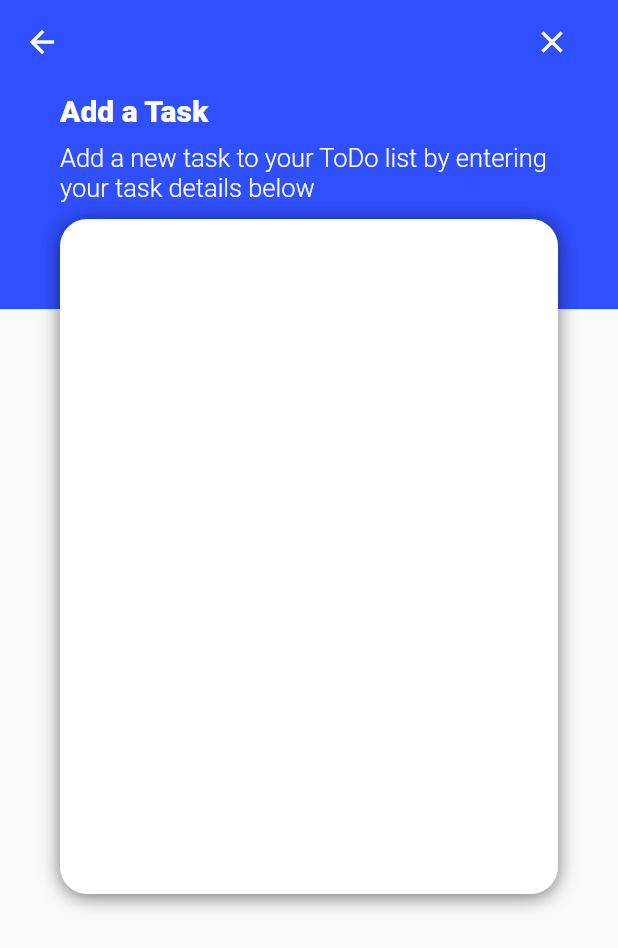
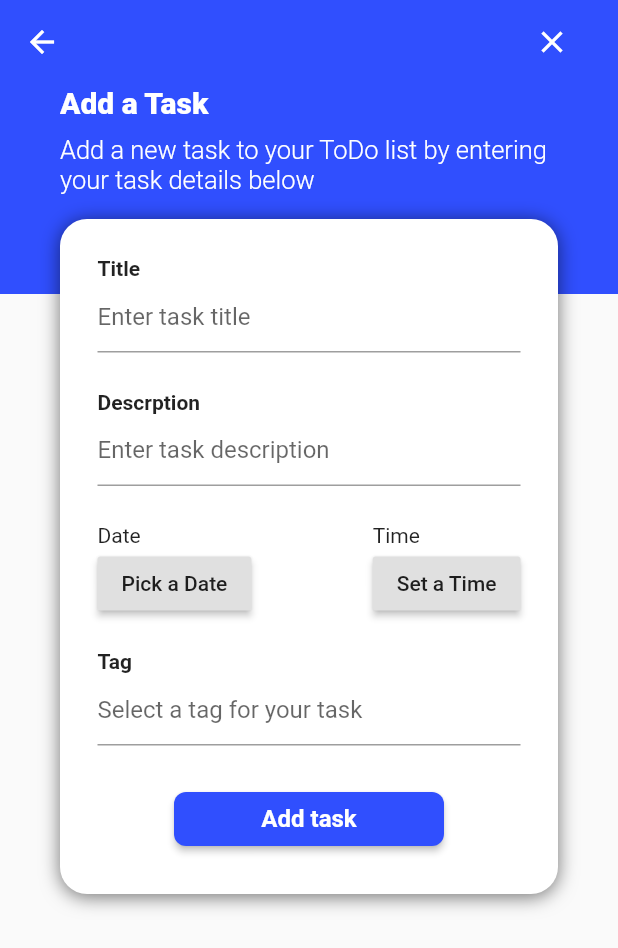
Before and after one commit to 4syncTeam/todo-app, a Flutter app: the AddTask screen opened by its route, on a phone screen of 412 x 824 dp. Shown: the top 948 px of the screen. Run offline on Flutter 3.47's test engine with Material 2 defaults, Android fonts, the phone set to English and light mode, and no system bars; our stand-ins replace cloud_firestore, firebase_core; accounts and stored records are empty.

Commit message:
Entry section for tasks detail (not complete)

```diff
--- a/lib/screens/add_task_screen.dart/body.dart
+++ b/lib/screens/add_task_screen.dart/body.dart
@@ -1,13 +1,18 @@
 import 'package:flutter/material.dart';
+import 'package:todo_app/screens/add_task_screen.dart/widget/task_detail.dart';
 
 class AddTaskBody extends StatelessWidget {
   @override
   Widget build(BuildContext context) {
-    return Stack(
+    return SingleChildScrollView(
+      child: Padding(
+        padding:
+            EdgeInsets.only(bottom: MediaQuery.of(context).viewInsets.bottom),
+        child: Stack(
           children: <Widget>[
             Container(
               width: double.infinity,
-          height: 150,
+              height: 140,
               decoration: BoxDecoration(
                 color: Colors.indigoAccent[700],
               ),
@@ -39,25 +44,12 @@ class AddTaskBody extends StatelessWidget {
               ),
             ),
             Padding(
-          // padding: const EdgeInsets.fromLTRB(35, 95, 0, 30),
               padding: EdgeInsets.symmetric(horizontal: 40, vertical: 90),
-          child: Container(
-            height: 450,
-            width: 350,
-            decoration: BoxDecoration(
-              color: Colors.white,
-              borderRadius: BorderRadius.circular(18.0),
-              boxShadow: [
-                BoxShadow(
-                  color: Colors.black54,
-                  blurRadius: 10.0,
-                  offset: Offset(0.0, 1.5),
+              child: TaskDetail(),
             ),
           ],
         ),
       ),
-        ),
-      ],
     );
   }
 }
--- /dev/null
+++ b/lib/screens/add_task_screen.dart/widget/task_detail.dart
@@ -0,0 +1,110 @@
+import 'package:flutter/material.dart';
+
+class TaskDetail extends StatelessWidget {
+  @override
+  Widget build(BuildContext context) {
+    return Container(
+      height: 450,
+      width: 350,
+      decoration: BoxDecoration(
+        color: Colors.white,
+        borderRadius: BorderRadius.circular(18.0),
+        boxShadow: [
+          BoxShadow(
+            color: Colors.black54,
+            blurRadius: 10.0,
+            offset: Offset(0.0, 1.5),
+          ),
+        ],
+      ),
+      child: Padding(
+        padding: const EdgeInsets.all(25.0),
+        child: Column(
+          children: <Widget>[
+            entrySection('Title', 'Enter task title'),
+            SizedBox(height: 25),
+            entrySection('Descrption', 'Enter task description'),
+            SizedBox(height: 25),
+            Row(
+              mainAxisAlignment: MainAxisAlignment.spaceBetween,
+              children: <Widget>[
+                Column(
+                  crossAxisAlignment: CrossAxisAlignment.start,
+                  children: <Widget>[
+                    Text('Date'),
+                    RaisedButton(
+                      onPressed: () {
+                        showDatePicker(
+                          context: context,
+                          initialDate: DateTime.now(),
+                          firstDate: DateTime(2019),
+                          lastDate: DateTime(2020),
+                        );
+                      },
+                      child: Text('Pick a Date'),
+                    ),
+                  ],
+                ),
+                Column(
+                  crossAxisAlignment: CrossAxisAlignment.start,
+                  children: <Widget>[
+                    Text('Time'),
+                    RaisedButton(
+                      onPressed: () {
+                        showDatePicker(
+                          context: context,
+                          initialDate: DateTime.now(),
+                          firstDate: DateTime(2019),
+                          lastDate: DateTime(2020),
+                        );
+                      },
+                      child: Text('Set a Time'),
+                    ),
+                  ],
+                ),
+              ],
+            ),
+            SizedBox(height: 20),
+            entrySection('Tag', 'Select a tag for your task'),
+            SizedBox(height: 25),
+            Container(
+              width: 180,
+              child: RaisedButton(
+                color: Colors.indigoAccent[700],
+                shape: RoundedRectangleBorder(
+                    borderRadius: BorderRadius.circular(8.0)),
+                onPressed: () => {},
+                child: Text(
+                  'Add task',
+                  style: TextStyle(
+                      color: Colors.white,
+                      fontSize: 16,
+                      fontWeight: FontWeight.w600),
+                ),
+              ),
+            ),
+          ],
+        ),
+      ),
+    );
+  }
+
+  Column entrySection(String text, String hintText) {
+    return Column(
+      crossAxisAlignment: CrossAxisAlignment.start,
+      children: <Widget>[
+        Text(
+          text,
+          style: TextStyle(
+            fontWeight: FontWeight.w600,
+          ),
+        ),
+        TextField(
+          decoration: InputDecoration(
+            hintText: hintText,
+          ),
+        ),
+      ],
+    );
+  }
+}
```
Lines whose indentation alone changed are shown as unchanged.
